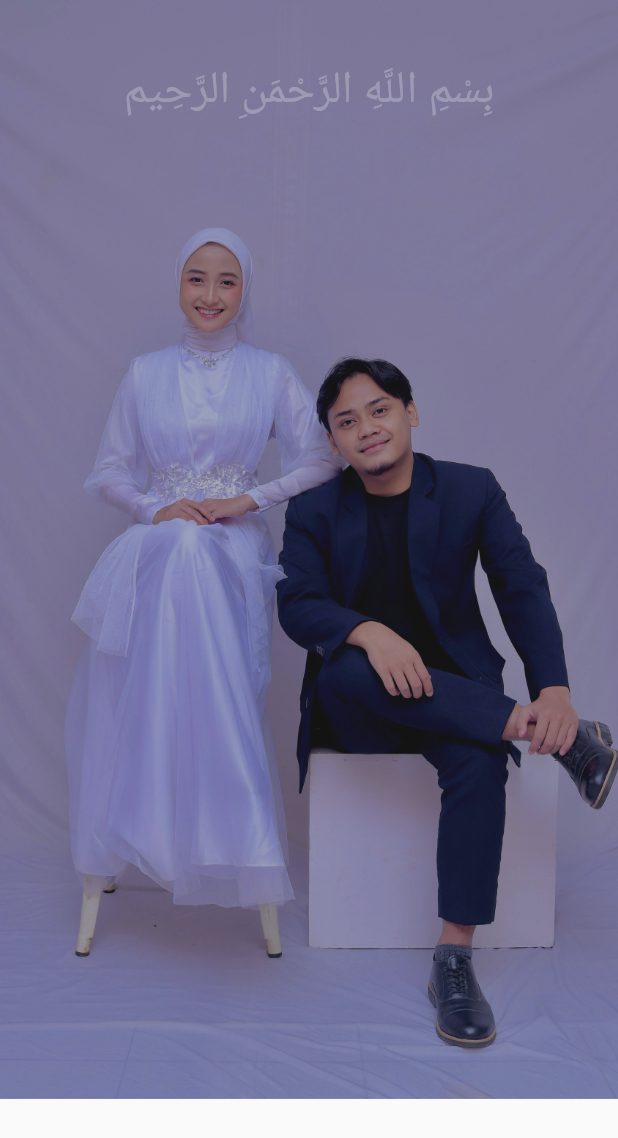
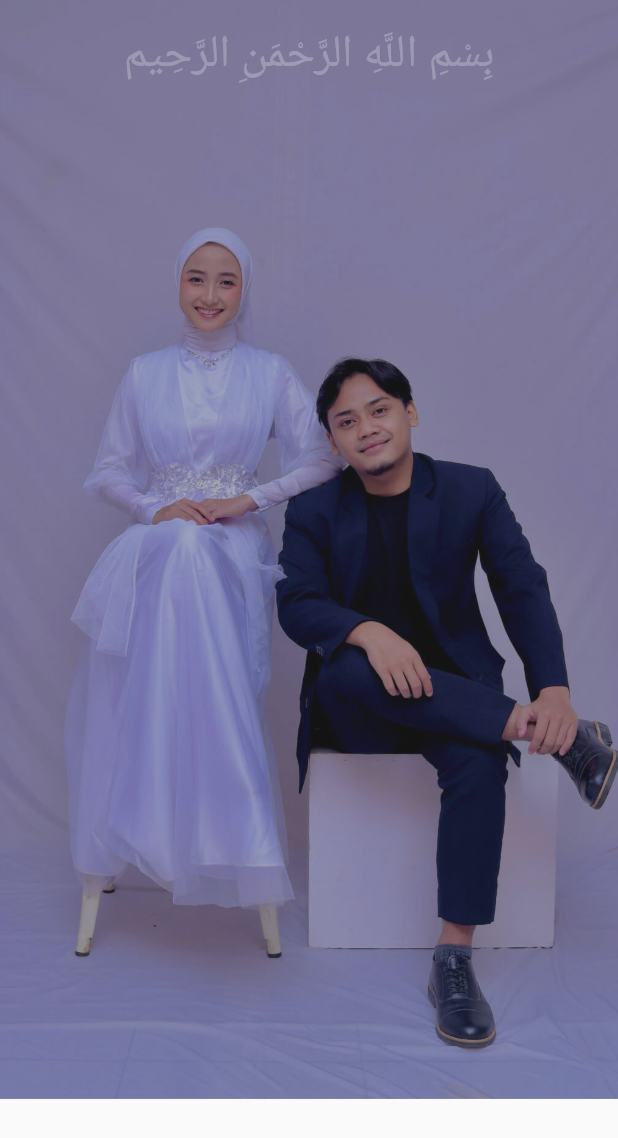
Before and after one commit to ianahmadp/inv, a Flutter app: the HeaderScreen widget shown alone on an empty page, opened directly, on a phone screen of 412 x 824 dp. Shown: the top 1138 px of the screen. Run offline on Flutter 3.47's test engine with Material 2 defaults, Android fonts, the light colour scheme and no system bars; our stand-ins replace animated_text_kit, go_router, google_fonts, page_transition; missing offline and left inert: dart:html, google_maps.

Commit message:
fix bg size

```diff
--- a/lib/header_screen.dart
+++ b/lib/header_screen.dart
@@ -47,7 +47,7 @@ class _HeaderScreenState extends State<HeaderScreen> {
     await Future.delayed(const Duration(milliseconds: 500));
     setState(() {
       opacityWentyIan = 1;
-      paddingWentyIan = EdgeInsets.zero;
+      paddingWentyIan = EdgeInsets.only(top: 0);
     });
     await Future.delayed(const Duration(milliseconds: 300));
     setState(() {
@@ -96,7 +96,7 @@ class _HeaderScreenState extends State<HeaderScreen> {
               crossAxisAlignment: CrossAxisAlignment.center,
               children: [
                 const SizedBox(
-                  height: 40,
+                  height: 16,
                 ),
                 AnimatedOpacity(
                   opacity: opacityBismillah,
@@ -117,7 +117,7 @@ class _HeaderScreenState extends State<HeaderScreen> {
                     padding: paddingTextHeader,
                     duration: const Duration(milliseconds: 800),
                     child: Padding(
-                      padding: const EdgeInsets.symmetric(horizontal: 40),
+                      padding: const EdgeInsets.symmetric(horizontal: 24),
                       child: Text(
                         "Dengan memohon Ridho & Rahmat Allah subhanahu wa ta'ala, kami mengundang bapak/ibu dan saudara/i dalam acara pernikahan kami",
                         style: GoogleFonts.playfairDisplay(
@@ -247,7 +247,7 @@ class _HeaderScreenState extends State<HeaderScreen> {
                     ),
                   ),
                   SizedBox(
-                    height: 100,
+                    height: 80,
                     child: AnimatedOpacity(
                       duration: const Duration(milliseconds: 800),
                       opacity: opacityWentyIan,
@@ -260,7 +260,7 @@ class _HeaderScreenState extends State<HeaderScreen> {
                             Text(
                               'Wenty',
                               style: GoogleFonts.croissantOne(
-                                fontSize: 60,
+                                fontSize: 54,
                                 fontWeight: FontWeight.normal,
                                 color: AppColors.primaryColor,
                                 letterSpacing: -3,
@@ -270,7 +270,7 @@ class _HeaderScreenState extends State<HeaderScreen> {
                             Text(
                               '&',
                               style: GoogleFonts.playfairDisplay(
-                                fontSize: 40,
+                                fontSize: 30,
                                 fontWeight: FontWeight.bold,
                                 color: AppColors.white,
                               ),
@@ -279,7 +279,7 @@ class _HeaderScreenState extends State<HeaderScreen> {
                             Text(
                               'Ian',
                               style: GoogleFonts.croissantOne(
-                                fontSize: 60,
+                                fontSize: 54,
                                 fontWeight: FontWeight.normal,
                                 color: AppColors.primaryColor,
                                 letterSpacing: -3,
@@ -291,10 +291,10 @@ class _HeaderScreenState extends State<HeaderScreen> {
                     ),
                   ),
                   const SizedBox(
-                    height: 20,
+                    height: 12,
                   ),
                   SizedBox(
-                    height: 100,
+                    height: 80,
                     child: AnimatedOpacity(
                       duration: const Duration(milliseconds: 800),
                       opacity: opacityDate,
--- a/lib/main_screen.dart
+++ b/lib/main_screen.dart
@@ -53,7 +53,7 @@ class _MainScreenState extends State<MainScreen> {
           image: isLoadBg
               ? null
               : const DecorationImage(
-                  image: AssetImage('assets/images/bg3.png'),
+                  image: AssetImage('assets/images/bg3.jpg'),
                   fit: BoxFit.cover,
                 ),
         ),
```
Also changed, not shown: assets/images/bg1.jpg, assets/images/bg2.jpg, assets/images/bg3.jpg (added), assets/images/bg3.png (deleted).
